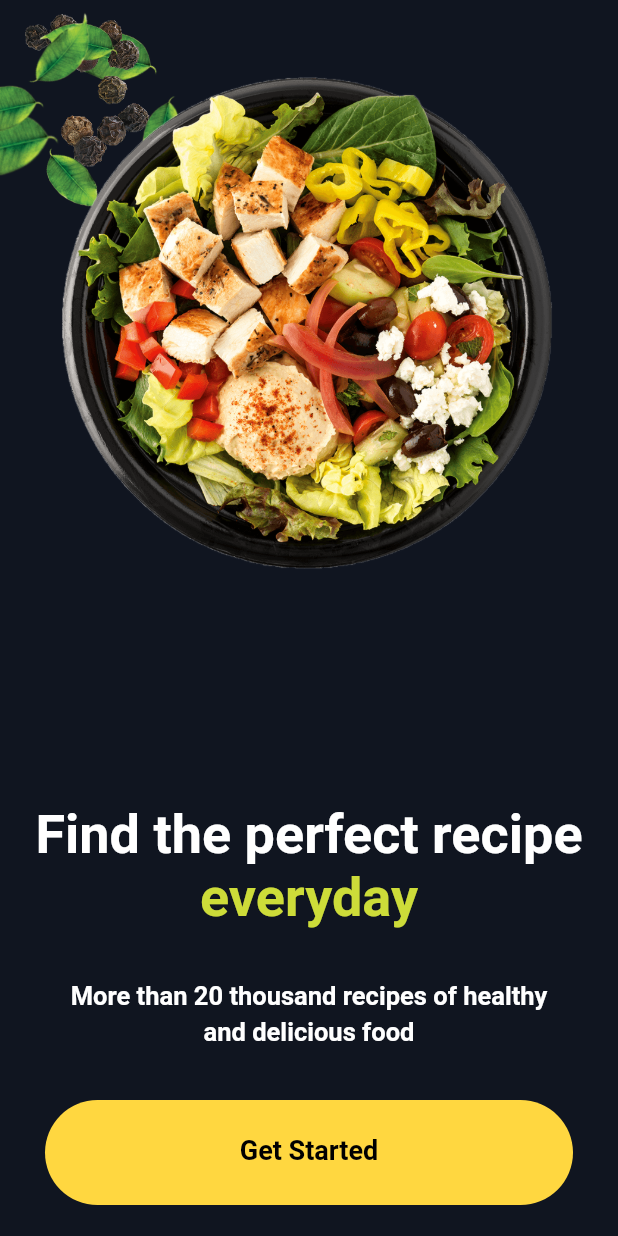
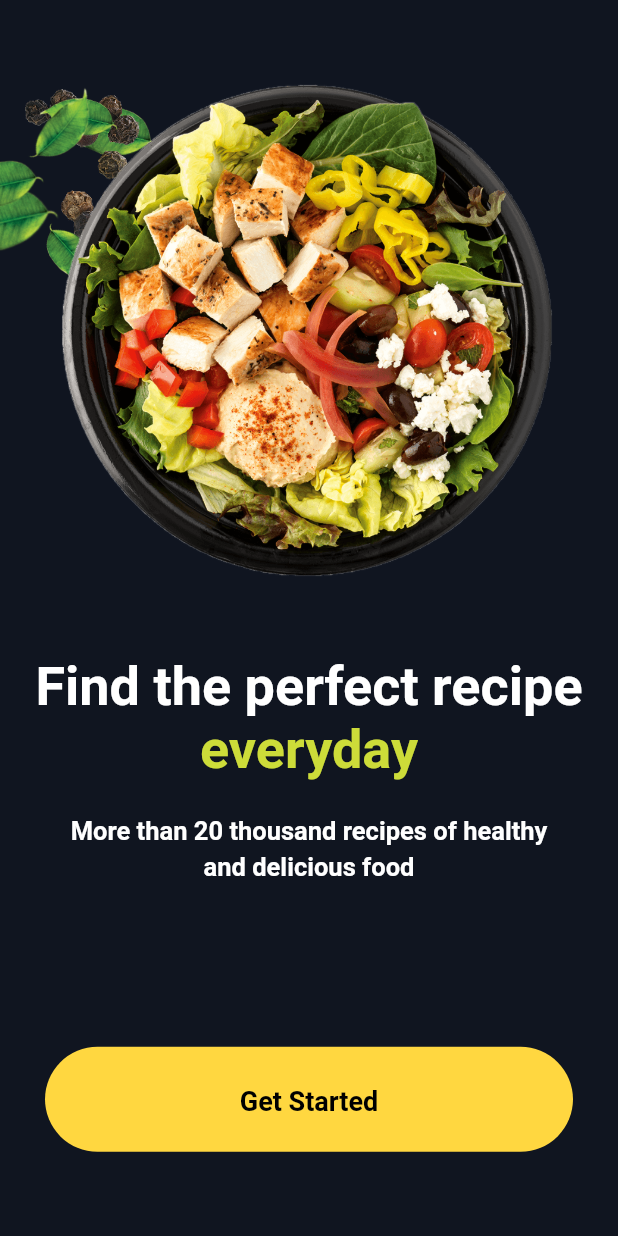
Before and after one commit to Dev-Salem/dribbble_recipe_challenge, a Flutter app: the screen it shows after launch, on a phone screen of 412 x 824 dp. Run offline on Flutter 3.47's test engine with Material 2 defaults, Android fonts, the phone set to English and light mode, and no system bars; drawn by our look-alikes of flutter_animate; our stand-ins replace flex_color_scheme, flutter_riverpod, freezed_annotation, shimmer, sliding_up_panel, timelines.

Commit message:
refactor: make onboarding screen responsive. refactor onboarding UI to use Flexible instead of Layoutbuilder.

```diff
--- a/lib/main.dart
+++ b/lib/main.dart
@@ -1,14 +1,20 @@
+import 'package:device_preview/device_preview.dart';
 import 'package:dribbble_challenge/src/core/animation/page_transition.dart';
 import 'package:dribbble_challenge/src/core/theme/app_theme.dart';
 import 'package:dribbble_challenge/src/onboarding/onboarding_screen.dart';
 import 'package:dribbble_challenge/src/recipes/domain/recipe.dart';
 import 'package:dribbble_challenge/src/recipes/presentation/screens/home_screen.dart';
 import 'package:dribbble_challenge/src/recipes/presentation/screens/recipe_details_screen.dart';
+import 'package:flutter/foundation.dart';
 import 'package:flutter/material.dart';
 import 'package:flutter_riverpod/flutter_riverpod.dart';
 
 void main() {
-  runApp(const ProviderScope(child: DribbleChallenge()));
+  runApp(DevicePreview(
+      enabled: kReleaseMode,
+      builder: (context) {
+        return const ProviderScope(child: DribbleChallenge());
+      }));
 }
 
 class DribbleChallenge extends StatelessWidget {
@@ -17,6 +23,7 @@ class DribbleChallenge extends StatelessWidget {
   @override
   Widget build(BuildContext context) {
     return MaterialApp(
+      locale: DevicePreview.locale(context),
       home: const OnBoardingScreen(),
       onGenerateRoute: (settings) {
         return switch (settings.name) {
--- a/lib/src/onboarding/widgets/animated_button_widget.dart
+++ b/lib/src/onboarding/widgets/animated_button_widget.dart
@@ -1,15 +1,15 @@
 // ignore_for_file: public_member_api_docs, sort_constructors_first
-import 'package:dribbble_challenge/src/core/constants/strings.dart';
 import 'package:flutter/material.dart';
 import 'package:flutter_animate/flutter_animate.dart';
 
+import 'package:dribbble_challenge/src/core/constants/strings.dart';
+import 'package:dribbble_challenge/src/core/theme/app_colors.dart';
+
 class AnimatedButtonWidget extends StatelessWidget {
-  final double width;
   final Duration buttonDelayDuration;
   final Duration buttonPlayDuration;
   const AnimatedButtonWidget({
     Key? key,
-    required this.width,
     required this.buttonDelayDuration,
     required this.buttonPlayDuration,
   }) : super(key: key);
@@ -17,38 +17,57 @@ class AnimatedButtonWidget extends StatelessWidget {
   @override
   Widget build(BuildContext context) {
     return Stack(
+      alignment: Alignment.bottomCenter,
       children: [
         Positioned(
           child: Container(
-            width: width,
+                  width: double.infinity,
                   height: 70,
-            margin: const EdgeInsets.symmetric(horizontal: 30),
+                  alignment: Alignment.center,
+                  margin: const EdgeInsets.symmetric(
+                    horizontal: 30,
+                  ),
                   decoration: BoxDecoration(
-                color: Colors.amberAccent,
+                      color: AppColors.onBoardingButtonColor,
                       borderRadius: BorderRadius.circular(50)),
-          ),
-        ).animate().slideY(
+                  child: AnimatedTextWidget(
+                      buttonPlayDuration: buttonPlayDuration,
+                      buttonDelayDuration: buttonDelayDuration))
+              .animate()
+              .slideY(
                   begin: 2,
                   end: 0,
                   delay: buttonDelayDuration,
                   duration: buttonPlayDuration,
                   curve: Curves.easeInOutCubic),
-        Positioned(
-          child: Container(
-            width: width,
-            padding: const EdgeInsets.symmetric(horizontal: 30, vertical: 20),
+        )
+      ],
+    );
+  }
+}
+
+class AnimatedTextWidget extends StatelessWidget {
+  final Duration buttonPlayDuration;
+  final Duration buttonDelayDuration;
+  const AnimatedTextWidget({
+    Key? key,
+    required this.buttonPlayDuration,
+    required this.buttonDelayDuration,
+  }) : super(key: key);
+
+  @override
+  Widget build(BuildContext context) {
+    return SizedBox(
+      width: double.infinity,
       child: Text(Strings.onBoardingButton,
           maxLines: 2,
           textAlign: TextAlign.center,
           style: Theme.of(context).textTheme.bodyLarge),
-          ),
     ).animate().scaleXY(
         begin: 0,
         end: 1,
-            delay: buttonDelayDuration + 450.ms,
+        delay: buttonDelayDuration + 300.ms,
         duration: buttonPlayDuration,
-            curve: Curves.easeInOutCubic),
-      ],
-    );
+        curve: Curves.easeInOutCubic);
   }
 }
--- a/lib/src/onboarding/widgets/animated_description_widget.dart
+++ b/lib/src/onboarding/widgets/animated_description_widget.dart
@@ -6,19 +6,19 @@ import 'package:flutter_animate/flutter_animate.dart';
 class AnimatedDescriptionWidget extends StatelessWidget {
   final Duration descriptionPlayDuration;
   final Duration descriptionDelayDuration;
-  final double width;
   const AnimatedDescriptionWidget({
     Key? key,
     required this.descriptionPlayDuration,
     required this.descriptionDelayDuration,
-    required this.width,
   }) : super(key: key);
 
   @override
   Widget build(BuildContext context) {
     return Container(
-        width: width,
-        padding: const EdgeInsets.symmetric(horizontal: 40),
+        width: double.infinity,
+        padding: const EdgeInsets.symmetric(
+          horizontal: 40,
+        ),
         child: Text(
           Strings.onBoardingSlogan,
           maxLines: 2,
--- a/lib/src/onboarding/widgets/animated_dish_widget.dart
+++ b/lib/src/onboarding/widgets/animated_dish_widget.dart
@@ -18,7 +18,7 @@ class AnimatedDishWidget extends StatelessWidget {
     return Stack(
       children: [
         Positioned(
-          top: 300,
+          // top: 300,
           left: 30,
           child: Transform.rotate(
             angle: 2 * pi * 0.85,
@@ -37,8 +37,8 @@ class AnimatedDishWidget extends StatelessWidget {
                 curve: Curves.decelerate)
             .slide(begin: const Offset(0.7, -0.4), end: Offset.zero),
         Positioned(
-          top: 140,
-          right: -120,
+          right: -100,
+          top: 30,
           child: Image.asset(
             Assets.blackPepper,
             height: 140,
@@ -53,8 +53,9 @@ class AnimatedDishWidget extends StatelessWidget {
                 curve: Curves.decelerate)
             .slide(begin: const Offset(0.7, -0.4), end: Offset.zero),
         Positioned(
-          top: 300,
+          // top: 300,
           left: -30,
+          bottom: -20,
           child: Transform.rotate(
             angle: 2 * pi * 0.85,
             child: Image.asset(
@@ -72,8 +73,8 @@ class AnimatedDishWidget extends StatelessWidget {
                 curve: Curves.decelerate)
             .slide(begin: const Offset(0.7, -0.4), end: Offset.zero),
         Positioned(
-          top: 10,
-          right: 10,
+          // top: 10,
+          right: 0,
           child: Transform.rotate(
             angle: 2 * pi * 0.45,
             child: Image.asset(
@@ -91,7 +92,7 @@ class AnimatedDishWidget extends StatelessWidget {
                 curve: Curves.decelerate)
             .slide(begin: const Offset(-0.7, 1), end: Offset.zero),
         Container(
-            margin: const EdgeInsets.only(top: 45),
+            //margin: const EdgeInsets.only(top: 45),
             alignment: Alignment.topCenter,
             child: Image.asset(
               Assets.dish,
--- a/lib/src/onboarding/widgets/animated_title_widget.dart
+++ b/lib/src/onboarding/widgets/animated_title_widget.dart
@@ -5,20 +5,18 @@ import 'package:flutter_animate/flutter_animate.dart';
 
 class AnimatedTitleWidget extends StatelessWidget {
   final Duration titleDelayDuration;
-  final double width;
   final Duration mainPlayDuration;
 
   const AnimatedTitleWidget({
     Key? key,
     required this.titleDelayDuration,
-    required this.width,
     required this.mainPlayDuration,
   }) : super(key: key);
 
   @override
   Widget build(BuildContext context) {
     return SizedBox(
-      width: width,
+      width: double.infinity,
       child: Padding(
         padding: const EdgeInsets.symmetric(horizontal: 10),
         child: Text.rich(
--- a/lib/src/onboarding/widgets/onboarding_body_widget.dart
+++ b/lib/src/onboarding/widgets/onboarding_body_widget.dart
@@ -32,41 +32,42 @@ class _OnBoardingBodyWidgetState extends State<OnBoardingBodyWidget>
     final titleDelayDuration = mainPlayDuration + 50.ms;
     final descriptionDelayDuration = titleDelayDuration + 300.ms;
     final buttonDelayDuration = descriptionDelayDuration + 100.ms;
-
-    return LayoutBuilder(builder: (context, constraint) {
+    final buttonPlayDuration = mainPlayDuration - 200.ms;
     return Column(
       children: [
-          SizedBox(
-            height: constraint.maxHeight * 0.60,
+        const Flexible(
+          child: SizedBox(
+            height: 50,
+          ),
+        ),
+        Flexible(
+          flex: 6,
           child: AnimatedDishWidget(
             dishPlayDuration: mainPlayDuration,
             leavesDelayDuration: leavesDelayDuration,
           ),
         ),
-          SizedBox(
-            height: constraint.maxHeight * 0.05,
+        const SizedBox(
+          height: 30,
         ),
-          SizedBox(
-            height: constraint.maxHeight * 0.12,
+        Flexible(
+          flex: 2,
           child: AnimatedTitleWidget(
               titleDelayDuration: titleDelayDuration,
-                width: constraint.maxWidth,
               mainPlayDuration: mainPlayDuration),
         ),
-          SizedBox(
-            height: constraint.maxHeight * 0.02,
+        const SizedBox(
+          height: 20,
         ),
-          SizedBox(
-            height: constraint.maxHeight * 0.07,
+        Flexible(
+          flex: 1,
           child: AnimatedDescriptionWidget(
             descriptionPlayDuration: mainPlayDuration,
             descriptionDelayDuration: descriptionDelayDuration,
-                width: constraint.maxWidth),
           ),
-          SizedBox(
-            height: constraint.maxHeight * 0.03,
         ),
-          SizedBox(
+        Expanded(
+          flex: 3,
           child: GestureDetector(
             onTap: () {
               _controller.forward();
@@ -79,9 +80,8 @@ class _OnBoardingBodyWidgetState extends State<OnBoardingBodyWidget>
               });
             },
             child: AnimatedButtonWidget(
-                  width: constraint.maxWidth,
                 buttonDelayDuration: buttonDelayDuration,
-                  buttonPlayDuration: mainPlayDuration),
+                buttonPlayDuration: buttonPlayDuration),
           ),
         )
       ],
@@ -95,6 +95,5 @@ class _OnBoardingBodyWidgetState extends State<OnBoardingBodyWidget>
         .fadeOut(
           begin: 1,
         );
-    });
   }
 }
```
Lines whose indentation alone changed are shown as unchanged.
